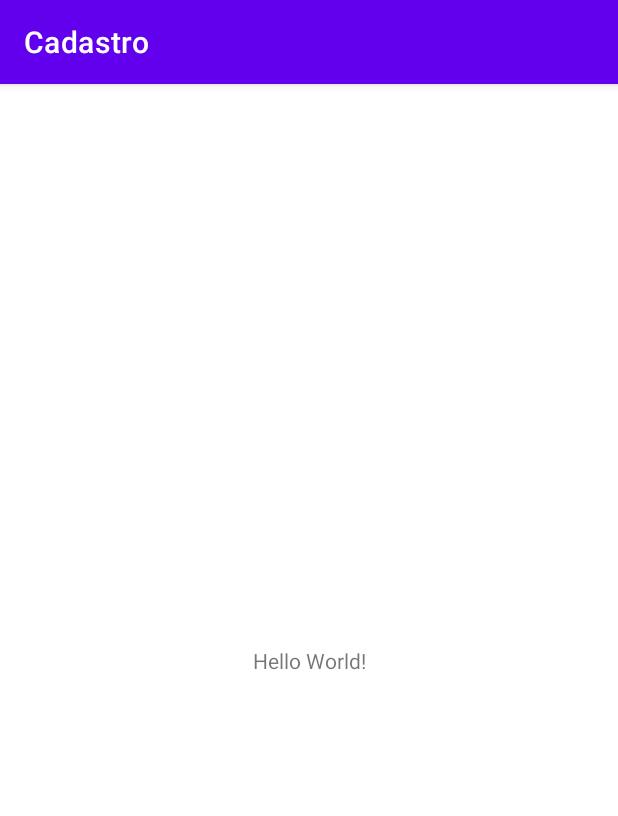
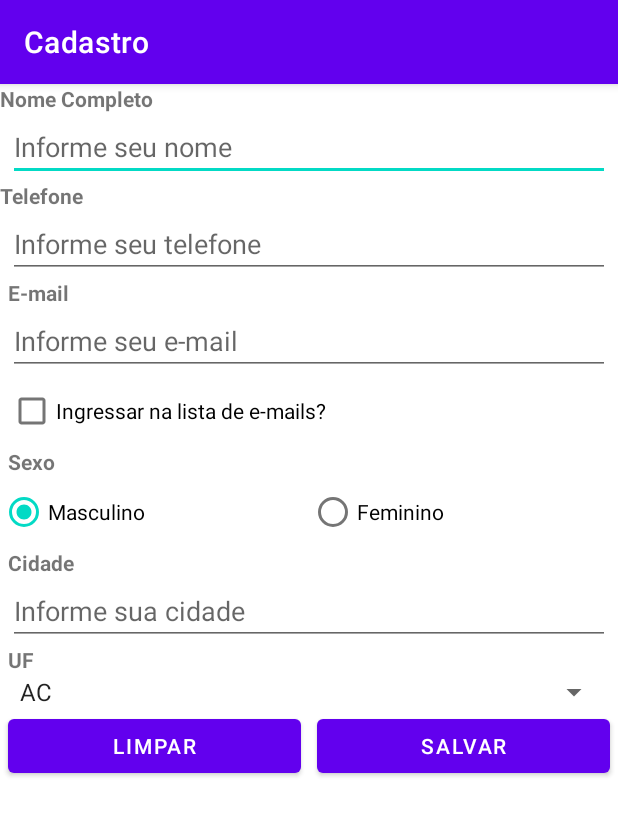
Before and after one commit to isiscaroline/Cadastro, an Android app: the screen it shows after launch (MainActivity), on a phone screen of 412 x 824 dp. Shown: the top 816 px of the screen. Run offline under Robolectric (Android 15) with nearby library versions, the phone set to English and light mode, and no system bars.

Commit message:
commit parcial 1

```diff
--- a/app/src/main/java/br/edu/ifsp/scl/sdm/cadastro/MainActivity.java
+++ b/app/src/main/java/br/edu/ifsp/scl/sdm/cadastro/MainActivity.java
@@ -3,12 +3,61 @@ package br.edu.ifsp.scl.sdm.cadastro;
 import androidx.appcompat.app.AppCompatActivity;
 
 import android.os.Bundle;
+import android.view.View;
+import android.widget.Button;
+import android.widget.CheckBox;
+import android.widget.EditText;
+import android.widget.RadioButton;
+import android.widget.RadioGroup;
+import android.widget.Spinner;
+import android.widget.Toast;
 
-public class MainActivity extends AppCompatActivity {
+public class MainActivity extends AppCompatActivity implements View.OnClickListener{
+    private EditText textNomeEdt;
+    private EditText textTelEdt;
+    private EditText textEmailEdt;
+    private CheckBox selecionadoCb;
+    private RadioButton masculinoRb;
+    private RadioButton femininoRb;
+    private EditText textCidadeEdt;
+    private Spinner estadoSp;
+    private Button limparBt;
+    private Button salvarBt;
 
     @Override
     protected void onCreate(Bundle savedInstanceState) {
         super.onCreate(savedInstanceState);
         setContentView(R.layout.activity_main);
+
+        textNomeEdt = findViewById(R.id.textNomeEdt);
+        textTelEdt = findViewById(R.id.textTelEdt);
+        textEmailEdt = findViewById(R.id.textEmailEdt);
+        selecionadoCb = findViewById(R.id.selecionadoCb);
+        masculinoRb = findViewById(R.id.masculinoRb);
+        femininoRb = findViewById(R.id.femininoRb);
+
+        salvarBt = findViewById(R.id.salvarBt);
+        salvarBt.setOnClickListener(this);
+    }
+
+    @Override
+    public void onClick(View view) {
+        StringBuilder sb = new StringBuilder();
+
+        sb.append(textNomeEdt.getText());
+        sb.append('\n');
+        sb.append(textTelEdt.getText().toString());
+        sb.append('\n');
+        sb.append(textEmailEdt.getText().toString());
+        sb.append('\n');
+
+        sb.append(selecionadoCb.isChecked()? "Ingressou na lista" : "Não ingressou na lista");
+        sb.append('\n');
+
+        sb.append(masculinoRb.isChecked()? "Masculino" : "Feminino");
+        sb.append('\n');
+
+        Toast.makeText(this,sb.toString(), Toast.LENGTH_SHORT).show();
+
     }
 }
--- a/app/src/main/res/layout/activity_main.xml
+++ b/app/src/main/res/layout/activity_main.xml
@@ -1,18 +1,142 @@
 <?xml version="1.0" encoding="utf-8"?>
-<androidx.constraintlayout.widget.ConstraintLayout xmlns:android="http://schemas.android.com/apk/res/android"
-    xmlns:app="http://schemas.android.com/apk/res-auto"
+<LinearLayout xmlns:android="http://schemas.android.com/apk/res/android"
     xmlns:tools="http://schemas.android.com/tools"
     android:layout_width="match_parent"
     android:layout_height="match_parent"
-    tools:context=".MainActivity">
+    tools:context=".MainActivity"
+    android:orientation="vertical">
 
     <TextView
-        android:layout_width="wrap_content"
+        android:layout_width="match_parent"
         android:layout_height="wrap_content"
-        android:text="Hello World!"
-        app:layout_constraintBottom_toBottomOf="parent"
-        app:layout_constraintLeft_toLeftOf="parent"
-        app:layout_constraintRight_toRightOf="parent"
-        app:layout_constraintTop_toTopOf="parent" />
+        android:text="@string/nome"
+        android:textStyle="bold" />
 
-</androidx.constraintlayout.widget.ConstraintLayout>
+    <EditText
+        android:id="@+id/textNomeEdt"
+        android:layout_width="match_parent"
+        android:layout_height="wrap_content"
+        android:layout_marginHorizontal="5dp"
+        android:hint="Informe seu nome"
+        android:inputType="textPersonName" />
+
+    <TextView
+        android:layout_width="match_parent"
+        android:layout_height="wrap_content"
+        android:text="@string/telefone"
+        android:textStyle="bold" />
+
+    <EditText
+        android:id="@+id/textTelEdt"
+        android:layout_width="match_parent"
+        android:layout_height="wrap_content"
+        android:layout_marginHorizontal="5dp"
+        android:hint="Informe seu telefone"
+        android:inputType="phone" />
+
+    <TextView
+        android:layout_width="match_parent"
+        android:layout_height="wrap_content"
+        android:layout_marginHorizontal="5dp"
+        android:text="@string/email"
+        android:textStyle="bold" />
+
+    <EditText
+        android:id="@+id/textEmailEdt"
+        android:layout_width="match_parent"
+        android:layout_height="wrap_content"
+        android:layout_marginHorizontal="5dp"
+        android:hint="Informe seu e-mail"
+        android:inputType="textEmailAddress" />
+
+    <CheckBox
+        android:id="@+id/selecionadoCb"
+        android:layout_width="match_parent"
+        android:layout_height="wrap_content"
+        android:layout_marginHorizontal="5dp"
+        android:text="@string/checkbox" />
+
+    <TextView
+        android:layout_width="match_parent"
+        android:layout_height="wrap_content"
+        android:layout_marginHorizontal="5dp"
+        android:text="Sexo"
+        android:textStyle="bold" />
+
+    <RadioGroup
+        android:layout_width="match_parent"
+        android:layout_height="wrap_content"
+        android:orientation="horizontal">
+
+        <RadioButton
+            android:id="@+id/masculinoRb"
+            android:layout_width="0dp"
+            android:layout_height="wrap_content"
+            android:layout_weight="1"
+            android:checked="true"
+            android:text="Masculino" />
+
+        <RadioButton
+            android:id="@+id/femininoRb"
+            android:layout_width="0dp"
+            android:layout_height="wrap_content"
+            android:layout_weight="1"
+            android:text="Feminino" />
+    </RadioGroup>
+
+    <TextView
+        android:layout_width="match_parent"
+        android:layout_height="wrap_content"
+        android:layout_marginHorizontal="5dp"
+        android:text="@string/cidade"
+        android:textStyle="bold" />
+
+    <EditText
+        android:id="@+id/textCidadeEdt"
+        android:layout_width="match_parent"
+        android:layout_height="wrap_content"
+        android:layout_marginHorizontal="5dp"
+        android:hint="Informe sua cidade"
+        android:inputType="textCapCharacters" />
+
+    <TextView
+        android:layout_width="match_parent"
+        android:layout_height="wrap_content"
+        android:layout_marginHorizontal="5dp"
+        android:text="@string/estado"
+        android:textStyle="bold" />
+
+    <Spinner
+        android:id="@+id/estadoSp"
+        android:layout_width="match_parent"
+        android:layout_height="wrap_content"
+        android:layout_marginHorizontal="5dp"
+        android:entries="@array/UF"/>
+
+    <LinearLayout
+        android:id="@+id/linear"
+        android:layout_width="match_parent"
+        android:layout_height="wrap_content"
+        android:orientation="horizontal">
+
+        <Button
+            android:id="@+id/limparBt"
+            android:layout_width="150dp"
+            android:layout_height="wrap_content"
+            android:layout_weight="1"
+            android:layout_marginHorizontal="5dp"
+            android:text="Limpar"/>
+
+        <Button
+            android:id="@+id/salvarBt"
+            android:layout_width="150dp"
+            android:layout_height="wrap_content"
+            android:layout_weight="1"
+            android:layout_marginHorizontal="5dp"
+            android:text="Salvar" />
+
+    </LinearLayout>
+
+
+
+</LinearLayout>
--- a/app/src/main/res/values/strings.xml
+++ b/app/src/main/res/values/strings.xml
@@ -1,3 +1,16 @@
 <resources>
     <string name="app_name">Cadastro</string>
+    <string name="nome">Nome Completo</string>
+    <string name="telefone">Telefone</string>
+    <string name="email">E-mail</string>
+    <string name="checkbox">Ingressar na lista de e-mails?</string>
+    <string name="cidade">Cidade</string>
+    <string name="estado">UF</string>
+    <string-array name="UF">
+        <item>AC</item>
+        <item>AL</item>
+        <item>AP</item>
+        <item>AM</item>
+        <item>BA</item>
+    </string-array>
 </resources>
```
